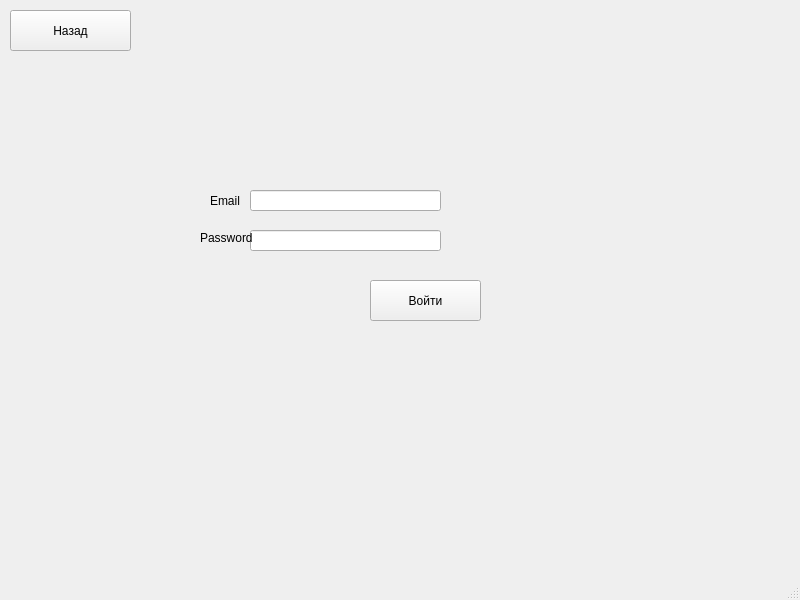
This is data/ui_files/login_screen.ui in Gelzy788/DnD-Helper as Qt 5 draws it before an edit. The edited form follows.
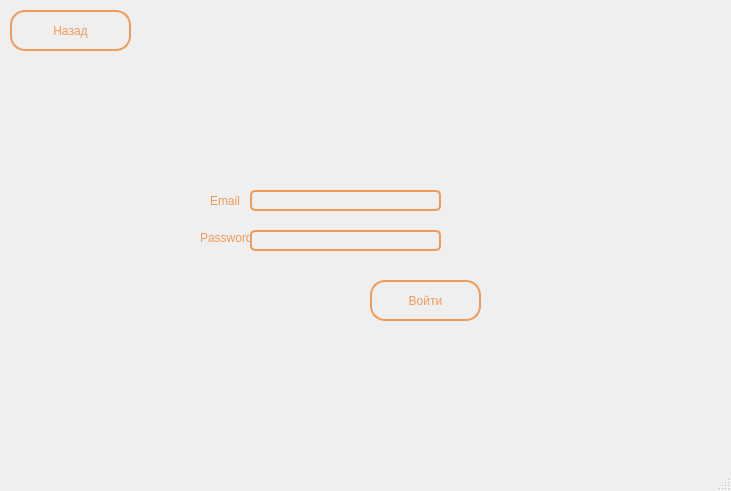
This is the edited form. Icons and pictures are not drawn.

```diff
--- a/data/ui_files/login_screen.ui
+++ b/data/ui_files/login_screen.ui
@@ -6,8 +6,8 @@
    <rect>
     <x>0</x>
     <y>0</y>
-    <width>800</width>
-    <height>600</height>
+    <width>731</width>
+    <height>491</height>
    </rect>
   </property>
   <property name="windowTitle">
@@ -23,6 +23,12 @@
       <height>21</height>
      </rect>
     </property>
+    <property name="styleSheet">
+     <string notr="true">    background-color: transparent; /* Делаем фон прозрачным */
+    border: 2px solid rgb(240, 155, 89);  /* Цвет границы */
+    border-radius: 5px; /* Закругление углов (по желанию) */
+</string>
+    </property>
    </widget>
    <widget class="QLineEdit" name="password_le">
     <property name="geometry">
@@ -33,6 +39,13 @@
       <height>21</height>
      </rect>
     </property>
+    <property name="styleSheet">
+     <string notr="true">
+    background-color: transparent; /* Делаем фон прозрачным */
+    border: 2px solid rgb(240, 155, 89);  /* Цвет границы */
+    border-radius: 5px; /* Закругление углов (по желанию) */
+</string>
+    </property>
    </widget>
    <widget class="QLabel" name="label">
     <property name="geometry">
@@ -43,6 +56,11 @@
       <height>21</height>
      </rect>
     </property>
+    <property name="styleSheet">
+     <string notr="true">color: rgb(240, 155, 89);
+
+</string>
+    </property>
     <property name="text">
      <string>Email</string>
     </property>
@@ -56,6 +74,11 @@
       <height>16</height>
      </rect>
     </property>
+    <property name="styleSheet">
+     <string notr="true">
+  color: rgb(240, 155, 89);
+</string>
+    </property>
     <property name="text">
      <string>Password</string>
     </property>
@@ -69,6 +92,23 @@
       <height>41</height>
      </rect>
     </property>
+    <property name="styleSheet">
+     <string notr="true">QPushButton {
+  color: rgb(240, 155, 89);
+    background-color: transparent; /* Делаем фон прозрачным */
+    border: 2px solid rgb(240, 155, 89);  /* Цвет границы */
+    border-radius: 15px; /* Закругление углов (по желанию) */
+    padding: 5px; /* Отступы (по желанию) */
+  /* border-image: linear-gradient(to right, red, yellow) 5; */
+}
+
+QPushButton:hover {
+    background-color: rgba(54, 21, 8, 0.5); 
+} 
+
+
+</string>
+    </property>
     <property name="text">
      <string>Назад</string>
     </property>
@@ -82,6 +122,22 @@
       <height>41</height>
      </rect>
     </property>
+    <property name="styleSheet">
+     <string notr="true">QPushButton {
+  color: rgb(240, 155, 89);
+    background-color: transparent; /* Делаем фон прозрачным */
+    border: 2px solid rgb(240, 155, 89);  /* Цвет границы */
+    border-radius: 15px; /* Закругление углов (по желанию) */
+    padding: 5px; /* Отступы (по желанию) */
+  /* border-image: linear-gradient(to right, red, yellow) 5; */
+}
+
+QPushButton:hover {
+    background-color: rgba(54, 21, 8, 0.5); 
+} 
+
+</string>
+    </property>
     <property name="text">
      <string>Войти</string>
     </property>
@@ -99,6 +155,29 @@
      <string/>
     </property>
    </widget>
+   <widget class="QWidget" name="widget" native="true">
+    <property name="geometry">
+     <rect>
+      <x>0</x>
+      <y>-30</y>
+      <width>741</width>
+      <height>531</height>
+     </rect>
+    </property>
+    <property name="styleSheet">
+     <string notr="true">background-image: url('data/textures/background.jpg');
+background-repeat: no-repeat; 
+background-position: center;</string>
+    </property>
+   </widget>
+   <zorder>widget</zorder>
+   <zorder>email_le</zorder>
+   <zorder>password_le</zorder>
+   <zorder>label</zorder>
+   <zorder>label_2</zorder>
+   <zorder>to_main_btn</zorder>
+   <zorder>login_btn</zorder>
+   <zorder>login_res</zorder>
   </widget>
   <widget class="QMenuBar" name="menubar">
    <property name="geometry">
```
Left out of the diff: 2 changed lines with no effect on the pictures.
